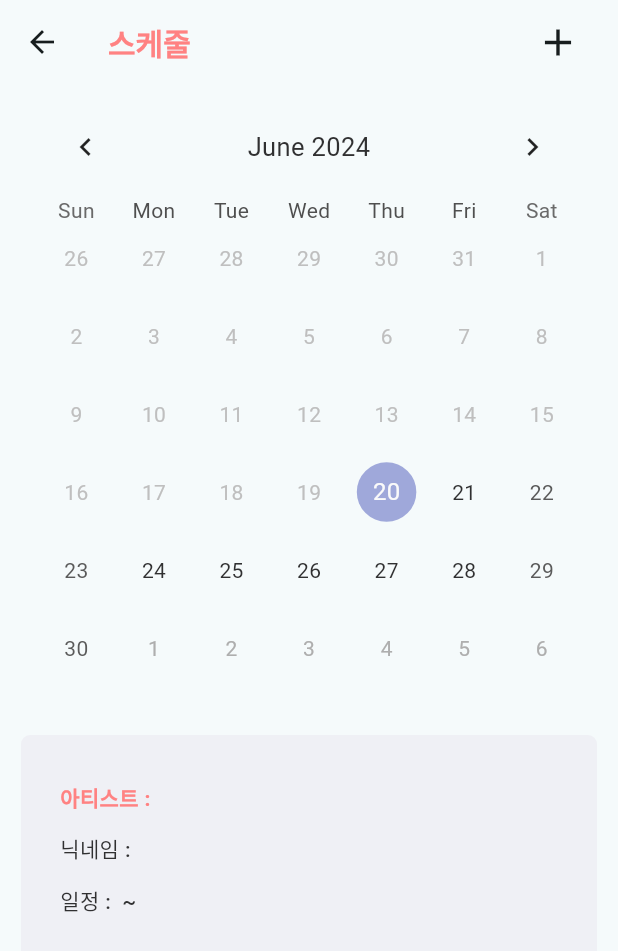
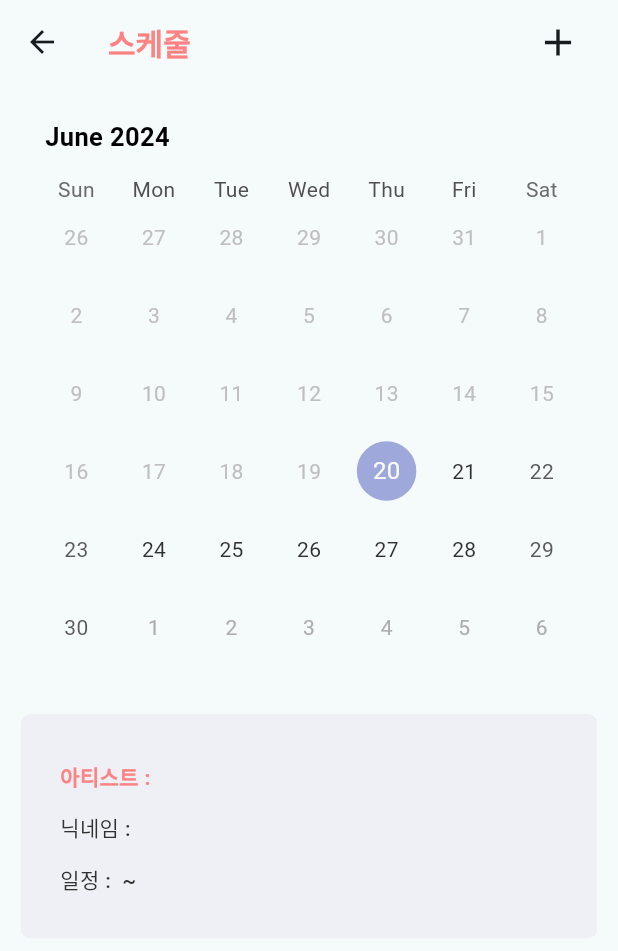
Before and after one commit to BirthdayCafe/Birca_Android, a Flutter app: the OwnerSchedule screen opened directly, on a phone screen of 412 x 824 dp. Shown: the top 951 px of the screen. Run offline on Flutter 3.47's test engine with Material 3 defaults, Android fonts, the phone set to English and light mode, and no system bars; drawn by our look-alikes of table_calendar; our stand-ins replace card_swiper, dio, file_picker, flutter_dotenv, flutter_secure_storage, flutter_svg and 2 more; missing offline and left inert: kakao_flutter_sdk; accounts and stored records are empty; network calls fail; Roboto replaces fonts that are missing (Pretendard); project files that could hold a hidden picture were left out.

Commit message:
fix. table calendar custom

```diff
--- a/lib/view/owner/owner_schedule.dart
+++ b/lib/view/owner/owner_schedule.dart
@@ -83,7 +83,15 @@ class _OwnerSchedule extends State<OwnerSchedule> {
                           .now()
                           .year + 1),
                       headerStyle: const HeaderStyle(
-                          formatButtonVisible: false, titleCentered: true),
+                        titleTextStyle: TextStyle(
+                          fontSize: 17.0,
+                          fontWeight: FontWeight.bold,
+                          color: Colors.black,
+                        ),
+                          formatButtonVisible: false, titleCentered: false,
+                      headerMargin: EdgeInsets.all(5),
+                      rightChevronVisible: false,
+                      leftChevronVisible:false),
                       selectedDayPredicate: (day) {
                         return isSameDay(_selectedDay, day);
                       },
@@ -103,7 +111,7 @@ class _OwnerSchedule extends State<OwnerSchedule> {
                         viewModel.getSchedule(
                             _focusedDay.year, _focusedDay.month);
                       },
-
+                      availableGestures: AvailableGestures.horizontalSwipe, // Enable horizontal swipe
                       calendarBuilders: CalendarBuilders(
                           defaultBuilder: (context, day, focusedDay) {
                             for (var range in viewModel.dateRanges) {
```
